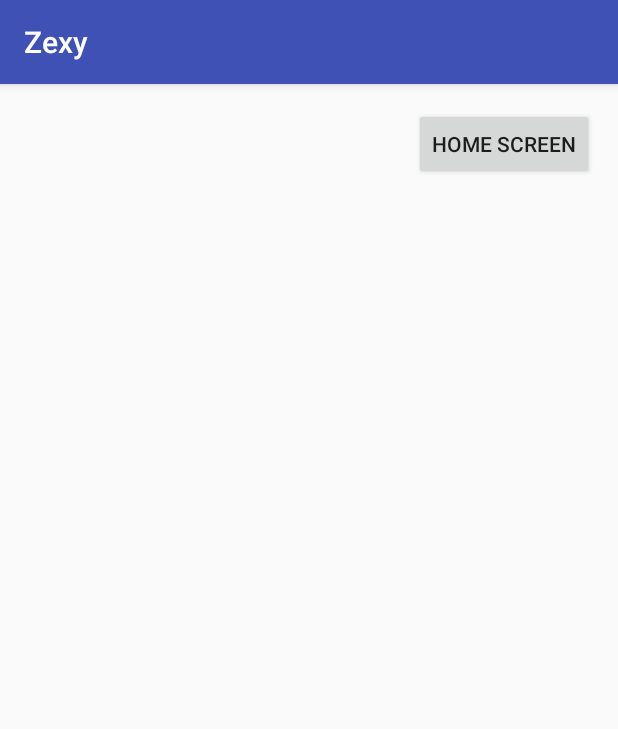
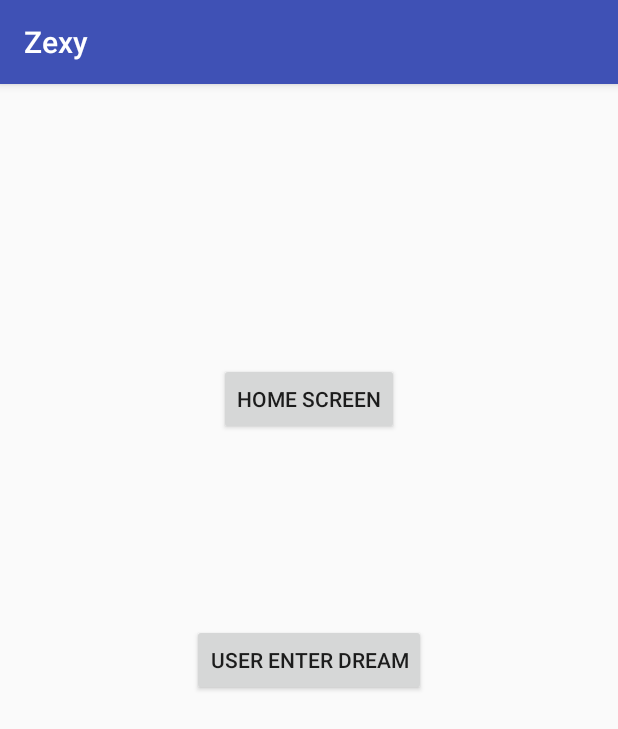
Before and after one commit to zexywarrior/dchack2016, an Android app: the screen it shows after launch (MainActivity), on a phone screen of 412 x 824 dp. Shown: the top 729 px of the screen. Run offline under Robolectric (Android 15) with nearby library versions, the phone set to English and light mode, and no system bars.

Commit message:
User Story Input pt.1

```diff
--- a/Zexy/app/build.gradle
+++ b/Zexy/app/build.gradle
@@ -26,4 +26,5 @@ dependencies {
     })
     compile 'com.android.support:appcompat-v7:25.0.0'
     testCompile 'junit:junit:4.12'
+    compile 'com.android.support:design:25.0.0'
 }
--- a/Zexy/app/src/main/AndroidManifest.xml
+++ b/Zexy/app/src/main/AndroidManifest.xml
@@ -15,7 +15,8 @@
                 <category android:name="android.intent.category.LAUNCHER" />
             </intent-filter>
         </activity>
-        <activity android:name=".LaunchActivity"></activity>
+        <activity android:name=".LaunchActivity" />
+        <activity android:name=".UserEnterDream"></activity>
     </application>
 
 </manifest>
--- a/Zexy/app/src/main/java/com/example/elliscrawford/zexy/MainActivity.java
+++ b/Zexy/app/src/main/java/com/example/elliscrawford/zexy/MainActivity.java
@@ -18,4 +18,9 @@ public class MainActivity extends AppCompatActivity {
         Intent i = new Intent(MainActivity.this, LaunchActivity.class);
         startActivity(i);
     }
+
+    public void Screen2(View view) {
+        Intent i = new Intent(MainActivity.this, UserEnterDream.class);
+        startActivity(i);
+    }
 }
--- a/Zexy/app/src/main/res/layout/activity_main.xml
+++ b/Zexy/app/src/main/res/layout/activity_main.xml
@@ -16,10 +16,20 @@
         android:layout_width="wrap_content"
         android:layout_height="wrap_content"
         android:id="@+id/button2"
-        android:layout_alignParentTop="true"
-        android:layout_alignParentEnd="true"
         android:onClick="Screen1"
 
+        android:layout_alignParentTop="true"
+        android:layout_centerHorizontal="true"
+        android:layout_marginTop="170dp" />
+
+    <Button
+        android:text="User Enter Dream"
+        android:layout_width="wrap_content"
+        android:layout_height="wrap_content"
+        android:id="@+id/UserEnterDream"
+        android:layout_centerVertical="true"
+        android:layout_centerHorizontal="true"
+        android:onClick="Screen2"
         />
 
 
```
Also changed, not shown: Zexy/app/src/main/java/com/example/elliscrawford/zexy/UserEnterDream.java (added, +13 -0 lines), Zexy/app/src/main/res/layout/activity_user_enter_dream.xml (added, +60 -0 lines).
